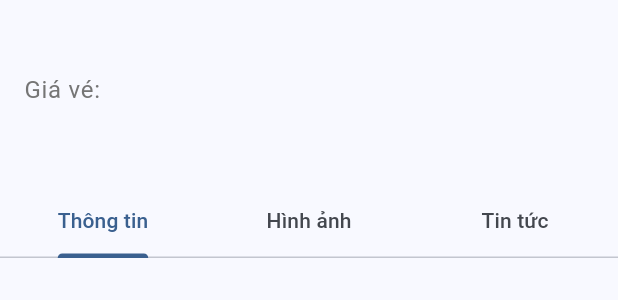
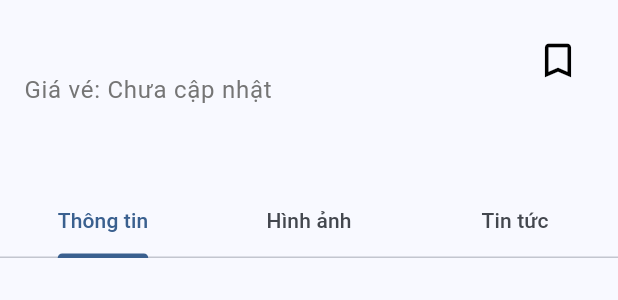
Before and after one commit to phuchlh/tien-giang-mystic-web, a Flutter app: the PanelInformation widget shown alone on an empty page, opened directly with empty values, on a phone screen of 412 x 824 dp. Shown: the top 300 px of the screen. Run offline on Flutter 3.47's test engine with Material 3 defaults, Android fonts, the phone set to English and light mode, and no system bars; drawn by our look-alikes of readmore; our stand-ins replace cached_network_image, carousel_slider, dio, equatable, extended_image, flutter_dotenv and 12 more; missing offline and left inert: dart:html, iconify_flutter; accounts and stored records are empty; network calls fail.

Commit message:
bookmark place

```diff
--- /dev/null
+++ b/lib/models/bookmark_place_model.dart
@@ -0,0 +1,34 @@
+import 'package:equatable/equatable.dart';
+
+class BookmarkPlace extends Equatable {
+  String? id;
+  String? userId;
+  String? locationId;
+  String? createdAt;
+
+  BookmarkPlace({this.id, this.userId, this.locationId, this.createdAt});
+
+  BookmarkPlace.fromJson(Map<String, dynamic> json) {
+    id = json['id'];
+    userId = json['user_id'];
+    locationId = json['location_id'];
+    createdAt = json['created_at'];
+  }
+
+  Map<String, dynamic> toJson() {
+    final Map<String, dynamic> data = <String, dynamic>{};
+    data['id'] = id;
+    data['user_id'] = userId;
+    data['location_id'] = locationId;
+    data['created_at'] = createdAt;
+    return data;
+  }
+
+  @override
+  List<Object?> get props => [
+        id,
+        userId,
+        locationId,
+        createdAt,
+      ];
+}
--- a/lib/modules/map_screen/widgets/panel_information.dart
+++ b/lib/modules/map_screen/widgets/panel_information.dart
@@ -21,13 +21,20 @@ class PanelInformation extends GetView<MapScreenController> {
         ),
         child: Obx(
           () {
+            final isBookmarked = controller.isOnBookmarkList(
+              controller.placeDetail.value.id ?? "",
+            );
             return Column(
               mainAxisSize: MainAxisSize.min,
               crossAxisAlignment: CrossAxisAlignment.start,
               children: [
                 Padding(
                   padding: EdgeInsets.symmetric(horizontal: k16),
-                  child: Column(
+                  child: Row(
+                    crossAxisAlignment: CrossAxisAlignment.start,
+                    mainAxisAlignment: MainAxisAlignment.spaceBetween,
+                    children: [
+                      Column(
                         crossAxisAlignment: CrossAxisAlignment.start,
                         children: [
                           Text(
@@ -38,7 +45,7 @@ class PanelInformation extends GetView<MapScreenController> {
                           ),
                           Gap(k4),
                           Text(
-                        "Giá vé: ${controller.placeDetail.value.ticket ?? ''}",
+                            "Giá vé: ${controller.placeDetail.value.ticket ?? 'Chưa cập nhật'}",
                             style: context.textTheme.bodyLarge?.copyWith(
                               color: Colors.grey.shade600,
                             ),
@@ -53,6 +60,22 @@ class PanelInformation extends GetView<MapScreenController> {
                             controller.placeDetail.value.openCloseHour ?? '',
                             style: context.textTheme.bodyLarge?.copyWith(
                               color: Colors.grey.shade600,
+                            ),
+                          ),
+                        ],
+                      ),
+                      IconButton(
+                        onPressed: () {
+                          controller.onPostBookmarkPlace(
+                            locationID: controller.placeDetail.value.id ?? "",
+                          );
+                        },
+                        icon: Icon(
+                          isBookmarked ? Icons.bookmark : Icons.bookmark_border,
+                          color: isBookmarked
+                              ? context.theme.colorScheme.primary
+                              : context.theme.colorScheme.scrim,
+                          size: k30,
                         ),
                       ),
                     ],
```
Also changed, not shown: lib/modules/auth/auth_controller.dart (+2 -6 lines), lib/modules/map_screen/map_screen_controller.dart (+76 -0 lines). Lines whose indentation alone changed are shown as unchanged.
